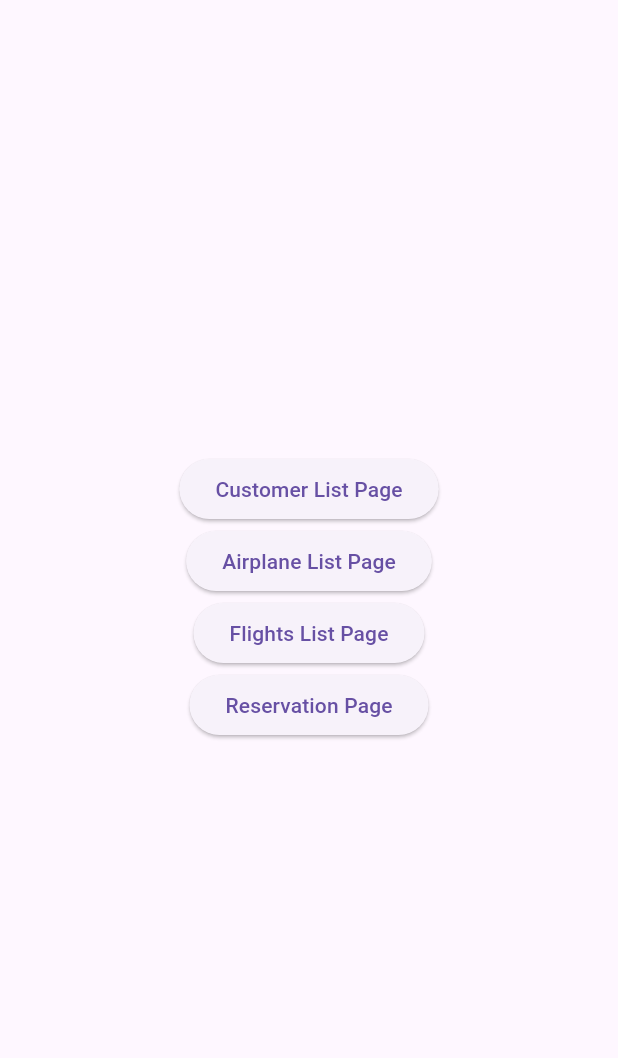
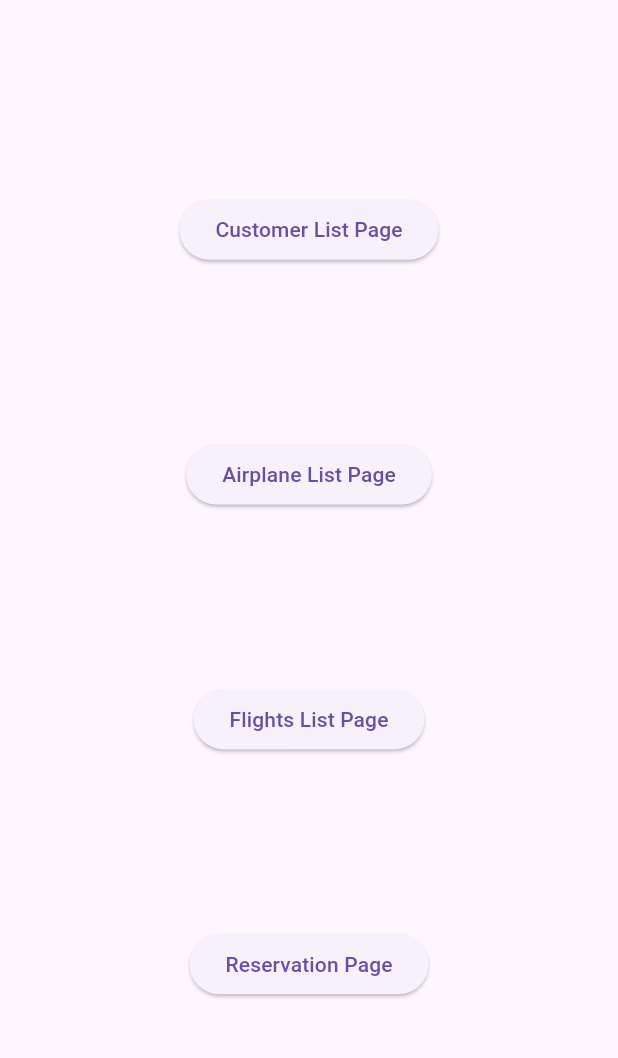
Before and after one commit to ritikkumar95/FlightManagementApp, a Flutter app: the screen it shows after launch, on a phone screen of 412 x 824 dp, the part 63-1121 px from its top. Run offline on Flutter 3.47's test engine with Material 3 defaults, Android fonts, the light colour scheme and no system bars; our stand-ins replace floor, shared_preferences, sqflite; missing offline and left inert: encrypt, encrypted_shared_preferences; accounts and stored records are empty; generated files the repository leaves out were written again.

Commit message:
reservation testing

```diff
--- a/lib/main.dart
+++ b/lib/main.dart
@@ -1,4 +1,4 @@
-import 'package:flight_management_app/reservation/reservation_list.dart';
+import 'package:flight_management_app/reservation/reservation_list_page.dart';
 
 import 'package:flutter/material.dart';
 import 'customer_list/customer_list_page.dart';
@@ -38,7 +38,7 @@ class HomePage extends StatelessWidget {
       ),
       body: Center(
         child: Column(
-          mainAxisAlignment: MainAxisAlignment.center,
+          mainAxisAlignment: MainAxisAlignment.spaceEvenly,
           children: <Widget>[
             ElevatedButton(
               onPressed: () {
--- a/lib/reservation/reservation_list.dart
+++ b/lib/reservation/reservation_list_page.dart
@@ -1,5 +1,5 @@
 import 'package:flutter/material.dart';
-import 'package:flight_management_app/reservation/reservation_detail.dart';
+import 'package:flight_management_app/reservation/reservation_details_page.dart';
 import '../customer_list/customer_database_helper.dart';
 import 'reservation_database_helper.dart';
 
```
Also changed, not shown: lib/reservation/add_reservation_page.dart (renamed from lib/reservation/add_reservation.dart), lib/reservation/reservation_details_page.dart (renamed from lib/reservation/reservation_detail.dart).
